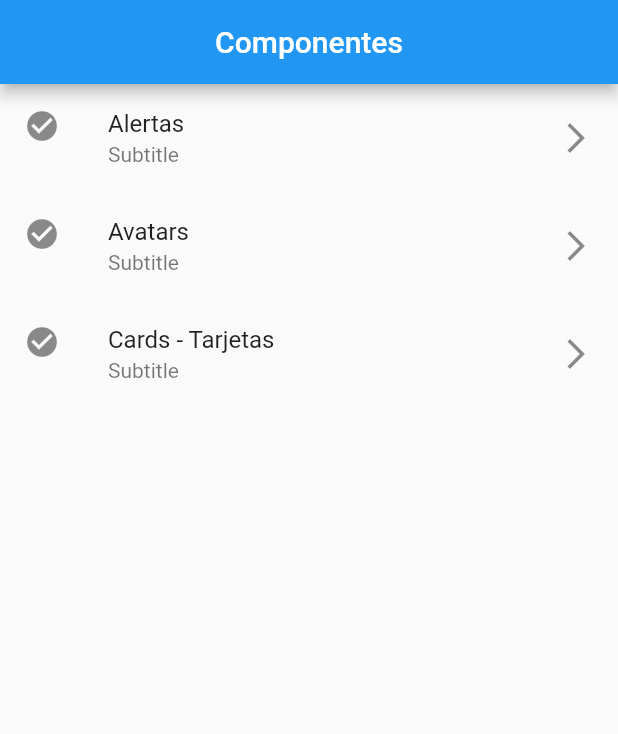
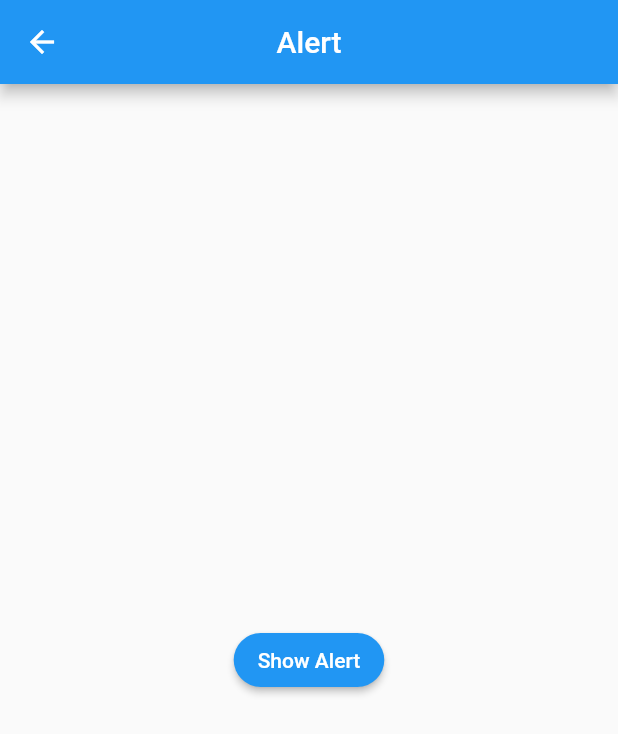
Before and after one commit to ArielMejiaDev/COURSE_Dart-Basics, a Flutter app: the screen it shows after launch, after a tap on "Alertas", on a phone screen of 412 x 824 dp. Shown: the top 734 px of the screen. Run offline on Flutter 3.47's test engine with Material 2 defaults, Android fonts, the phone set to English and light mode, and no system bars; network calls fail.

Commit message:
From read local json to CircleAvatars lesson 77

```diff
--- a/componentes/lib/main.dart
+++ b/componentes/lib/main.dart
@@ -1,4 +1,6 @@
-import 'package:componentes/src/home_page.dart';
+
+import 'package:componentes/src/pages/alert.dart';
+import 'package:componentes/src/routes/routes.dart';
 import 'package:flutter/material.dart';
 
 void main() => runApp(MyApp());
@@ -10,7 +12,13 @@ class MyApp extends StatelessWidget {
     return MaterialApp(
       debugShowCheckedModeBanner: false,
       title: 'Material App',
-      home: HomePage()
+      //home: HomePage()
+      routes: getApplicationRoutes(),
+      onGenerateRoute: (RouteSettings settings){
+        return MaterialPageRoute(
+          builder: (BuildContext context) => Alert()
+        );
+      },
     );
   }
 
--- /dev/null
+++ b/componentes/lib/src/pages/alert.dart
@@ -0,0 +1,56 @@
+import 'package:flutter/material.dart';
+
+class Alert extends StatelessWidget {
+  @override
+  Widget build(BuildContext context) {
+    return Scaffold(
+      appBar: AppBar(
+        title: Text('Alert'),
+        centerTitle: true,
+      ),
+      body: Center(
+        child: RaisedButton(
+          child: Text('Show Alert'),
+          shape: StadiumBorder(),
+          color: Colors.blue,
+          textColor: Colors.white,
+          onPressed: () => _showAlert(context),
+        ),
+      ),
+    );
+  }
+
+  Widget _showAlert(BuildContext context) {
+
+    showDialog(
+      context: context,
+      barrierDismissible: true,
+      builder: (context) {
+        return AlertDialog(
+          shape: RoundedRectangleBorder(borderRadius: BorderRadius.circular(10.0)),
+          title: Text('Title of Alert'),
+          content: Column(
+            mainAxisSize: MainAxisSize.min,
+            children: <Widget>[
+              Text('Alert content with some random text like lorem ipsum dolor ....'),
+              SizedBox(height: 10.0,),
+              FlutterLogo(size: 50.0,)
+            ],
+          ),
+          actions: <Widget>[
+            FlatButton(
+              child: Text('Ok', style: TextStyle(color: Colors.blue)),
+              onPressed: () => Navigator.of(context).pop(),
+            ),
+            FlatButton(
+              child: Text('Cancel', style: TextStyle(color: Colors.red)),
+              onPressed: () => Navigator.of(context).pop(),
+            ),
+          ],
+        );
+      }
+    );
+
+  }
+
+}
--- a/componentes/lib/src/home_page.dart
+++ b/componentes/lib/src/pages/home_page.dart
@@ -1,4 +1,5 @@
 import 'package:componentes/src/providers/menu_provider.dart';
+import 'package:componentes/src/utils/icon_string_util.dart';
 import 'package:flutter/material.dart';
 
 class HomePage extends StatelessWidget {
@@ -23,7 +24,7 @@ class HomePage extends StatelessWidget {
       initialData: [],
       builder: (BuildContext context, AsyncSnapshot<List<dynamic>> snapshot) {
         return ListView(
-          children: _listItems(snapshot.data),
+          children: _listItems(snapshot.data, context),
         );
       },
     );
@@ -32,16 +33,18 @@ class HomePage extends StatelessWidget {
 
   //Method to print a listTile into the ListView
   //--------------------------------------------
-  List<Widget> _listItems(List<dynamic> data) {
+  List<Widget> _listItems(List<dynamic> data,BuildContext context) {
       return data.map((item){
         return Column(
           children: <Widget>[
             ListTile(
-              leading: Icon(Icons.check_circle),
+              leading: getIcon(item['icon']),
               title: Text(item['texto']),
               subtitle: Text('Subtitle'),
               trailing: Icon(Icons.arrow_forward_ios),
-              onTap: (){},
+              onTap: (){
+                Navigator.pushNamed(context, item['ruta']);
+              },
             ),
           ],
         );
--- /dev/null
+++ b/componentes/lib/src/routes/routes.dart
@@ -0,0 +1,16 @@
+import 'package:componentes/src/pages/alert.dart';
+import 'package:componentes/src/pages/avatar.dart';
+import 'package:componentes/src/pages/card.dart';
+import 'package:componentes/src/pages/home_page.dart';
+import 'package:flutter/material.dart';
+
+Map getApplicationRoutes() {
+
+  return <String, WidgetBuilder>{
+    '/'         :     (BuildContext context) => HomePage(),
+    'avatar'    :     (BuildContext context) => Avatar(),
+    'alert'     :     (BuildContext context) => Alert(),
+    'card'      :     (BuildContext context) => CardPage()
+  };
+
+}
--- /dev/null
+++ b/componentes/lib/src/utils/icon_string_util.dart
@@ -0,0 +1,13 @@
+import 'package:flutter/material.dart';
+
+final _icon = {
+  'add_alert'     : Icons.add_alert,
+  'accessibility' : Icons.accessibility,
+  'folder_open'   : Icons.folder_open,
+};
+
+Icon getIcon(String iconName) {
+
+  return Icon( _icon[iconName], color: Colors.blue, );
+
+}
--- a/componentes/pubspec.yaml
+++ b/componentes/pubspec.yaml
@@ -43,7 +43,7 @@ flutter:
   # To add assets to your application, add an assets section, like this:
   assets:
    - data/menu_opts.json
-  #  - images/a_dot_ham.jpeg
+   - assets/images/
 
   # An image asset can refer to one or more resolution-specific "variants", see
   # https://flutter.dev/assets-and-images/#resolution-aware.
```
Also changed, not shown: componentes/lib/src/pages/avatar.dart (added, +36 -0 lines), componentes/lib/src/pages/card.dart (added, +131 -0 lines), componentes/assets/images/jar-loading.gif (added).
